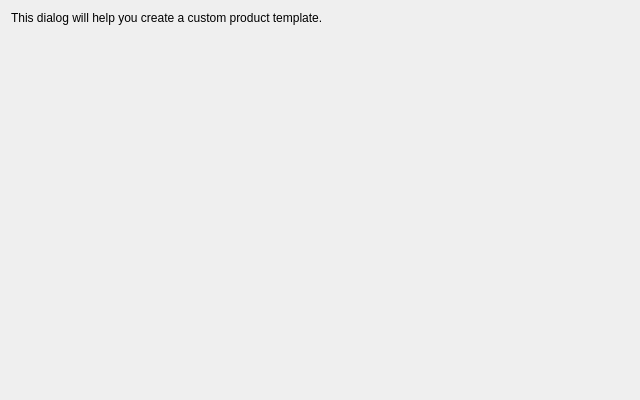
Before: the Qt Designer form glabels/ui/TemplateDesignerIntroPage.ui in jimevins/glabels-qt, drawn with Qt 5.
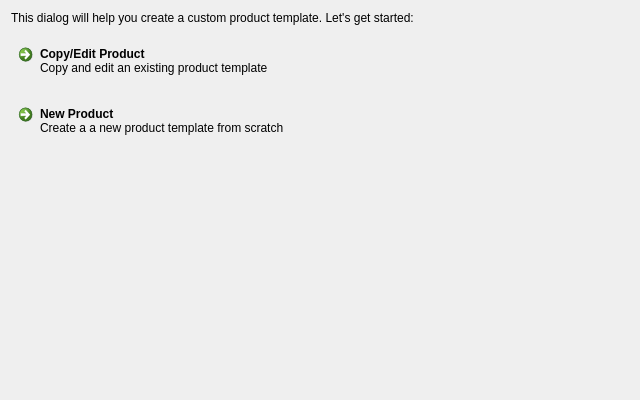
After: the same form once the commit is applied.

Commit message: Allow TemplateDesigner to be initialized from an existing template.

The edit to the form file:
```diff
--- a/glabels/ui/TemplateDesignerIntroPage.ui
+++ b/glabels/ui/TemplateDesignerIntroPage.ui
@@ -26,14 +26,17 @@
    <string>Form</string>
   </property>
   <layout class="QGridLayout" name="gridLayout">
+   <property name="verticalSpacing">
+    <number>12</number>
+   </property>
    <item row="0" column="0">
     <widget class="QLabel" name="label">
      <property name="text">
-      <string>This dialog will help you create a custom product template.</string>
+      <string>&lt;html&gt;&lt;head/&gt;&lt;body&gt;&lt;p&gt;This dialog will help you create a custom product template. Let's get started:&lt;/p&gt;&lt;/body&gt;&lt;/html&gt;</string>
      </property>
     </widget>
    </item>
-   <item row="1" column="0">
+   <item row="3" column="0">
     <spacer name="verticalSpacer">
      <property name="orientation">
       <enum>Qt::Vertical</enum>
@@ -46,6 +49,26 @@
      </property>
     </spacer>
    </item>
+   <item row="1" column="0">
+    <widget class="QCommandLinkButton" name="copyButton">
+     <property name="text">
+      <string>Copy/Edit Product</string>
+     </property>
+     <property name="description">
+      <string>Copy and edit an existing product template</string>
+     </property>
+    </widget>
+   </item>
+   <item row="2" column="0">
+    <widget class="QCommandLinkButton" name="newButton">
+     <property name="text">
+      <string>New Product</string>
+     </property>
+     <property name="description">
+      <string>Create a a new product template from scratch</string>
+     </property>
+    </widget>
+   </item>
   </layout>
  </widget>
  <resources/>
```
The commit also changes 3 other files.
